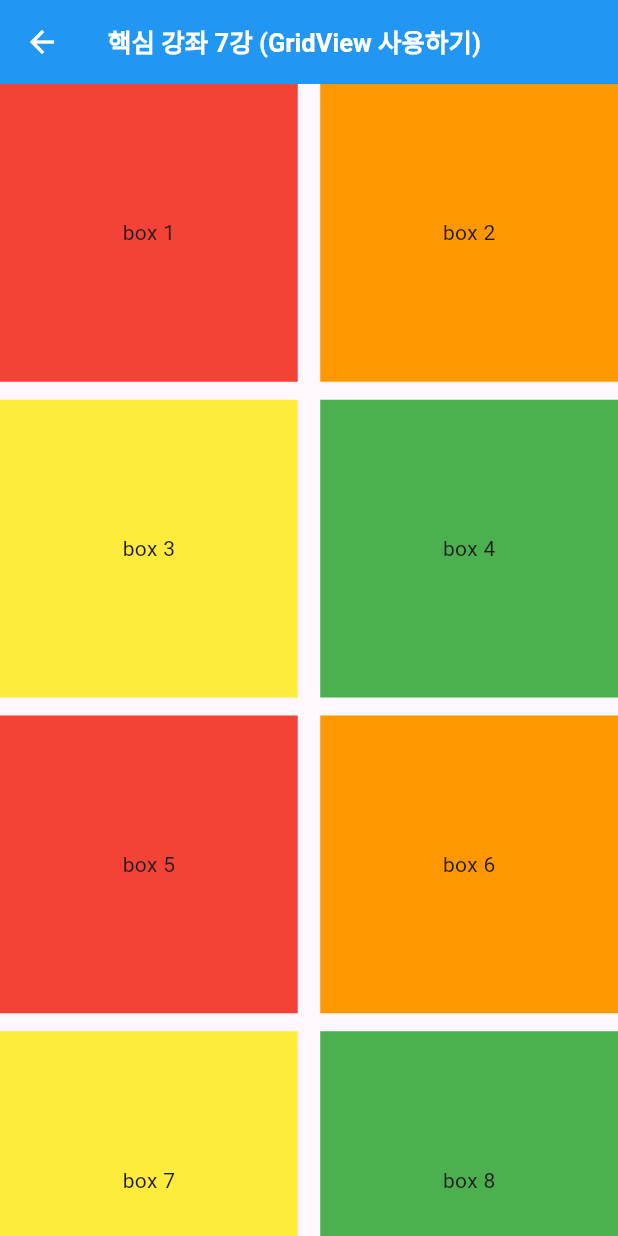
After one commit to shinseunguk/Flutter-Demo, a Flutter app: the GridViewPage screen opened directly, on a phone screen of 412 x 824 dp. The commit adds this screen. Run offline on Flutter 3.47's test engine with Material 3 defaults, Android fonts, the phone set to English and light mode, and no system bars.

Commit message:
💄 핵심 강좌 7강 (GridView 사용하기)
ref. https://www.youtube.com/watch?v=Y673Ofh-b2Y&list=PLKVJoykNpXRZcHFT4IS9G4BrssQ_7wF82&index=7

```diff
--- a/lib/main_list_page.dart
+++ b/lib/main_list_page.dart
@@ -6,6 +6,7 @@ import 'screens/Chapter3/stack_page.dart';
 import 'screens/Chapter4/gesture_detector_page.dart';
 import 'screens/Chapter5/list_view_page.dart';
 import 'screens/Chapter6/list_view_builder_page.dart';
+import 'screens/Chapter7/grid_view_page.dart';
 
 class MainListPage extends StatelessWidget {
   final List<String> items = [
@@ -15,6 +16,7 @@ class MainListPage extends StatelessWidget {
     '핵심 강좌 4강 (GestureDetector로 터치 이벤트 처리하기)',
     '핵심 강좌 5강 (ListView 사용하여 피드 만들기)',
     '핵심 강좌 6강 (ListView 효율적으로 사용하기)',
+    '핵심 강좌 7강 (GridView 사용하기)',
   ];
 
   final Map<String, Widget> screens = {
@@ -24,6 +26,7 @@ class MainListPage extends StatelessWidget {
     '핵심 강좌 4강 (GestureDetector로 터치 이벤트 처리하기)': GestureDetectorPage(),
     '핵심 강좌 5강 (ListView 사용하여 피드 만들기)': ListViewPage(),
     '핵심 강좌 6강 (ListView 효율적으로 사용하기)': ListViewBuilderPage(),
+    '핵심 강좌 7강 (GridView 사용하기)': GridViewPage(),
   };
 
   @override
--- /dev/null
+++ b/lib/screens/Chapter7/grid_view_page.dart
@@ -0,0 +1,59 @@
+import 'package:flutter/material.dart';
+
+class GridViewPage extends StatefulWidget {
+  const GridViewPage({super.key});
+
+  @override
+  State<GridViewPage> createState() => _GridViewPageState();
+}
+
+class _GridViewPageState extends State<GridViewPage> {
+  @override
+  Widget build(BuildContext context) {
+    return Scaffold(
+      appBar: AppBar(
+        iconTheme: const IconThemeData(color: Colors.white), // 뒤로가기 아이콘 색상 설정
+        title: const Text(
+          "핵심 강좌 7강 (GridView 사용하기)",
+          textAlign: TextAlign.center,
+          style: TextStyle(
+            color: Colors.white,
+            fontWeight: FontWeight.bold, // 텍스트를 굵게 처리
+            fontSize: 17, // 글자크기 조절
+          ),
+        ),
+        backgroundColor: Colors.blue, // 원하는 색상으로 변경
+      ),
+      body: GridView(
+        // scrollDirection: Axis.horizontal, // 가로 스크롤
+        scrollDirection: Axis.vertical, // 세로 스크롤(기본값)
+        gridDelegate: const SliverGridDelegateWithFixedCrossAxisCount(
+          crossAxisCount: 2,
+          crossAxisSpacing: 15.0,
+          mainAxisSpacing: 12.0,
+        ),
+        children: [
+          postContainer(number: "1", colorData: Colors.red),
+          postContainer(number: "2", colorData: Colors.orange),
+          postContainer(number: "3", colorData: Colors.yellow),
+          postContainer(number: "4", colorData: Colors.green),
+          postContainer(number: "5", colorData: Colors.red),
+          postContainer(number: "6", colorData: Colors.orange),
+          postContainer(number: "7", colorData: Colors.yellow),
+          postContainer(number: "8", colorData: Colors.green),
+          postContainer(number: "9", colorData: Colors.red),
+          postContainer(number: "10", colorData: Colors.orange),
+          postContainer(number: "11", colorData: Colors.yellow),
+          postContainer(number: "12", colorData: Colors.green),
+        ],
+      ),
+    );
+  }
+
+  Widget postContainer({String number = "0", Color colorData = Colors.amber}) =>
+      Container(
+        height: 200,
+        color: colorData,
+        child: Center(child: Text("box $number")),
+      );
+}
```
